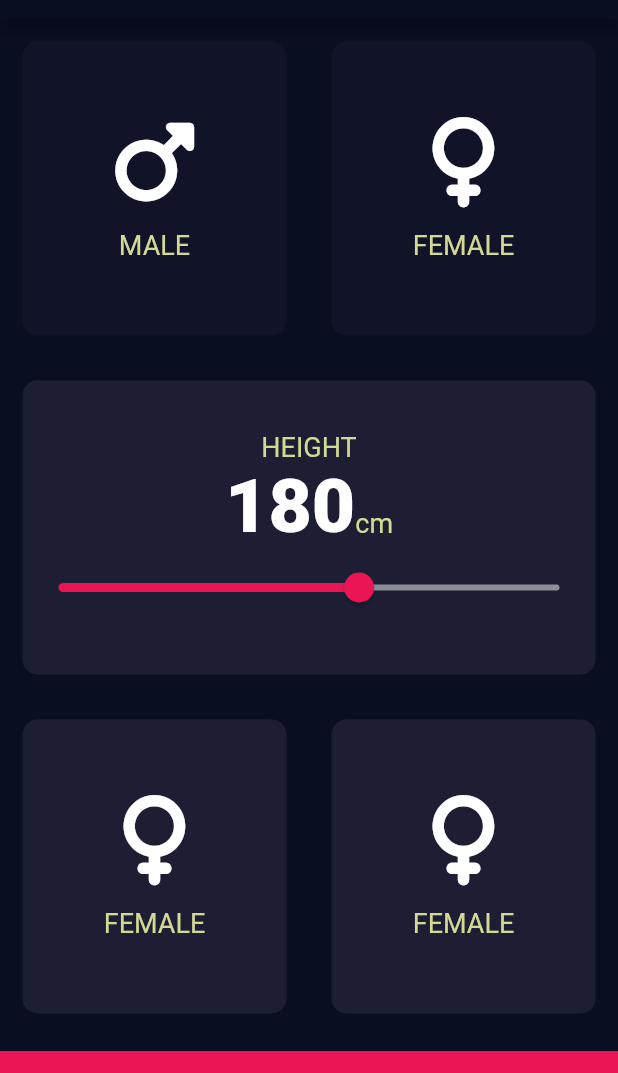
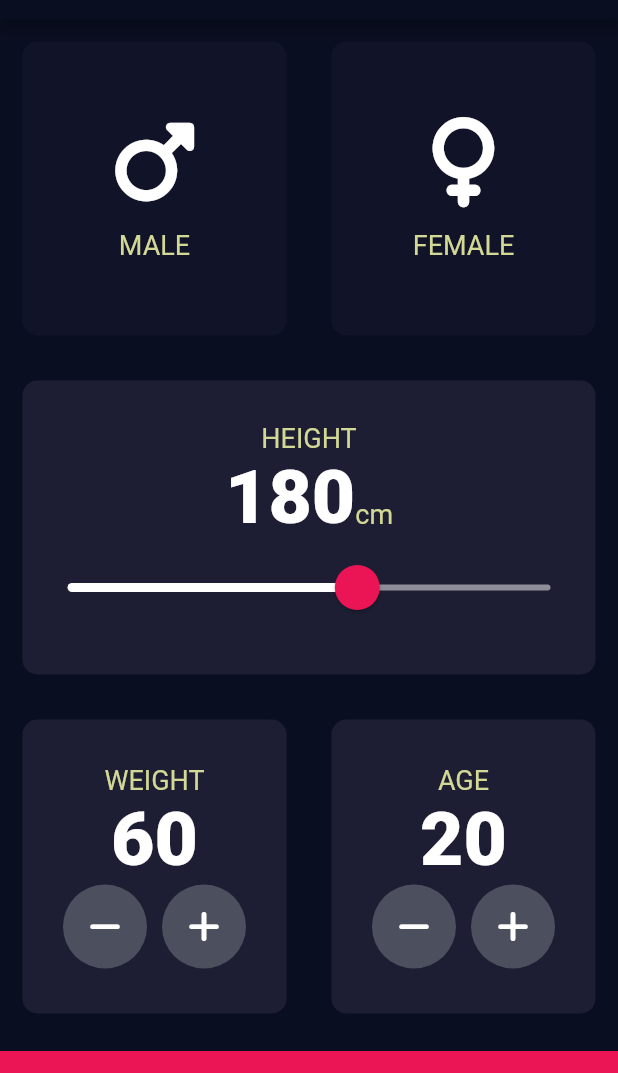
Before and after one commit to ronytarafder99/bmi_calculator_flutter, a Flutter app: the screen it shows after launch, on a phone screen of 412 x 824 dp, the part 65-1138 px from its top. Run offline on Flutter 3.47's test engine with Material 2 defaults, Android fonts, the phone set to English and light mode, and no system bars; our stand-ins replace font_awesome_flutter.

Commit message:
Before Navigator

```diff
--- a/lib/input_page.dart
+++ b/lib/input_page.dart
@@ -19,6 +19,8 @@ class InputPage extends StatefulWidget {
 class _InputPageState extends State<InputPage> {
   Gender selectedGender = Gender.none;
   int height = 180;
+  int weight = 60;
+  int age = 20;
 
   @override
   Widget build(BuildContext context) {
@@ -96,17 +98,27 @@ class _InputPageState extends State<InputPage> {
                             ),
                           ],
                         ),
-                        Slider(
+                        SliderTheme(
+                          data: SliderTheme.of(context).copyWith(
+                            activeTrackColor: Colors.white,
+                            thumbColor: Color(0xFFEB1555),
+                            overlayColor: Color(0x29EB1555),
+                            thumbShape:
+                                RoundSliderThumbShape(enabledThumbRadius: 15.0),
+                            overlayShape:
+                                RoundSliderOverlayShape(overlayRadius: 30.0),
+                          ),
+                          child: Slider(
                             value: height.toDouble(),
                             min: 120.0,
                             max: 220.0,
-                          activeColor: Color(0xFFEB1555),
                             inactiveColor: Color(0xFF8D8E98),
-                          onChanged: (double newValue){
+                            onChanged: (double newValue) {
                               setState(() {
-                              height = newValue.toInt();
+                                height = newValue.round();
                               });
                             },
+                          ),
                         ),
                       ],
                     ),
@@ -121,18 +133,84 @@ class _InputPageState extends State<InputPage> {
                 Expanded(
                   child: ReuseableCard(
                     colour: kActiveCardColor,
-                    cardChild: IconContent(
-                      icon: FontAwesomeIcons.venus,
-                      label: 'FEMALE',
+                    cardChild: Column(
+                      mainAxisAlignment: MainAxisAlignment.center,
+                      children: <Widget>[
+                        Text(
+                          'WEIGHT',
+                          style: kLabelTextStyle,
+                        ),
+                        Text(
+                          weight.toString(),
+                          style: kNumberTextStyle,
+                        ),
+                        Row(
+                          mainAxisAlignment: MainAxisAlignment.center,
+                          children: <Widget>[
+                            RoundIconButton(
+                              icon: FontAwesomeIcons.minus,
+                              onPressed: () {
+                                setState(() {
+                                  weight--;
+                                });
+                              },
+                            ),
+                            SizedBox(
+                              width: 10.0,
+                            ),
+                            RoundIconButton(
+                              icon: FontAwesomeIcons.plus,
+                              onPressed: () {
+                                setState(() {
+                                  weight++;
+                                });
+                              },
+                            ),
+                          ],
+                        ),
+                      ],
                     ),
                   ),
                 ),
                 Expanded(
                   child: ReuseableCard(
                     colour: kActiveCardColor,
-                    cardChild: IconContent(
-                      icon: FontAwesomeIcons.venus,
-                      label: 'FEMALE',
+                    cardChild: Column(
+                      mainAxisAlignment: MainAxisAlignment.center,
+                      children: <Widget>[
+                        Text(
+                          'AGE',
+                          style: kLabelTextStyle,
+                        ),
+                        Text(
+                          age.toString(),
+                          style: kNumberTextStyle,
+                        ),
+                        Row(
+                          mainAxisAlignment: MainAxisAlignment.center,
+                          children: <Widget>[
+                            RoundIconButton(
+                              icon: FontAwesomeIcons.minus,
+                              onPressed: () {
+                                setState(() {
+                                  age--;
+                                });
+                              },
+                            ),
+                            SizedBox(
+                              width: 10.0,
+                            ),
+                            RoundIconButton(
+                              icon: FontAwesomeIcons.plus,
+                              onPressed: () {
+                                setState(() {
+                                  age++;
+                                });
+                              },
+                            ),
+                          ],
+                        ),
+                      ],
                     ),
                   ),
                 ),
@@ -150,3 +228,25 @@ class _InputPageState extends State<InputPage> {
     );
   }
 }
+
+class RoundIconButton extends StatelessWidget {
+  RoundIconButton({required this.icon, required this.onPressed});
+
+  final IconData icon;
+  final void Function()? onPressed;
+
+  @override
+  Widget build(BuildContext context) {
+    return RawMaterialButton(
+      child: Icon(icon),
+      elevation: 0.0,
+      constraints: BoxConstraints.tightFor(
+        width: 56.0,
+        height: 56.0,
+      ),
+      shape: CircleBorder(),
+      fillColor: Color(0xFF4C4F5E),
+      onPressed: onPressed,
+    );
+  }
+}
```
Lines whose indentation alone changed are shown as unchanged.
